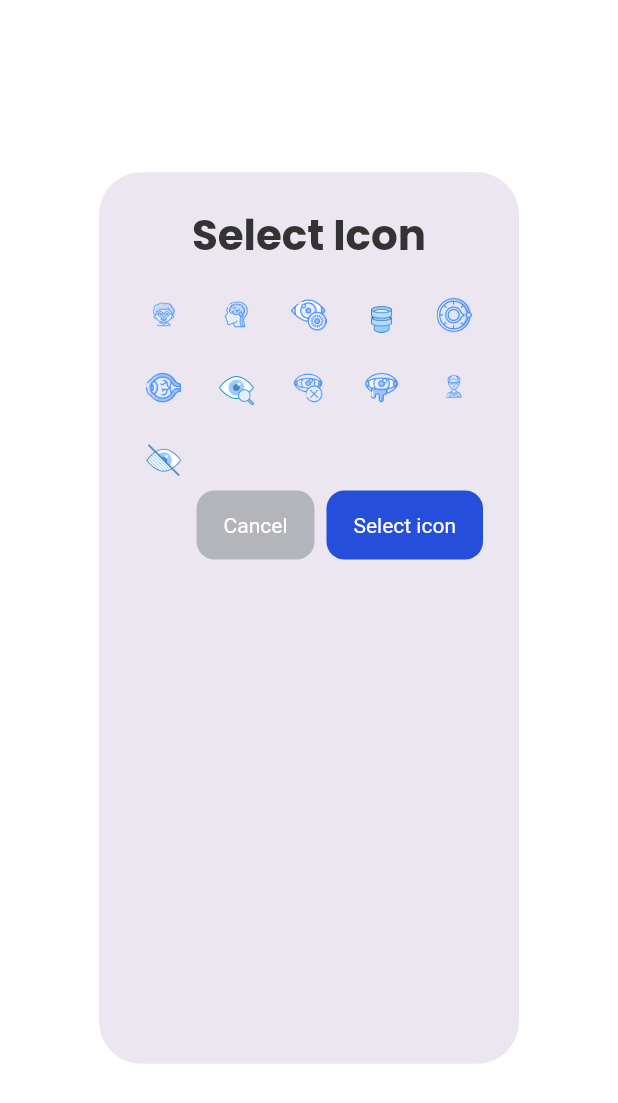
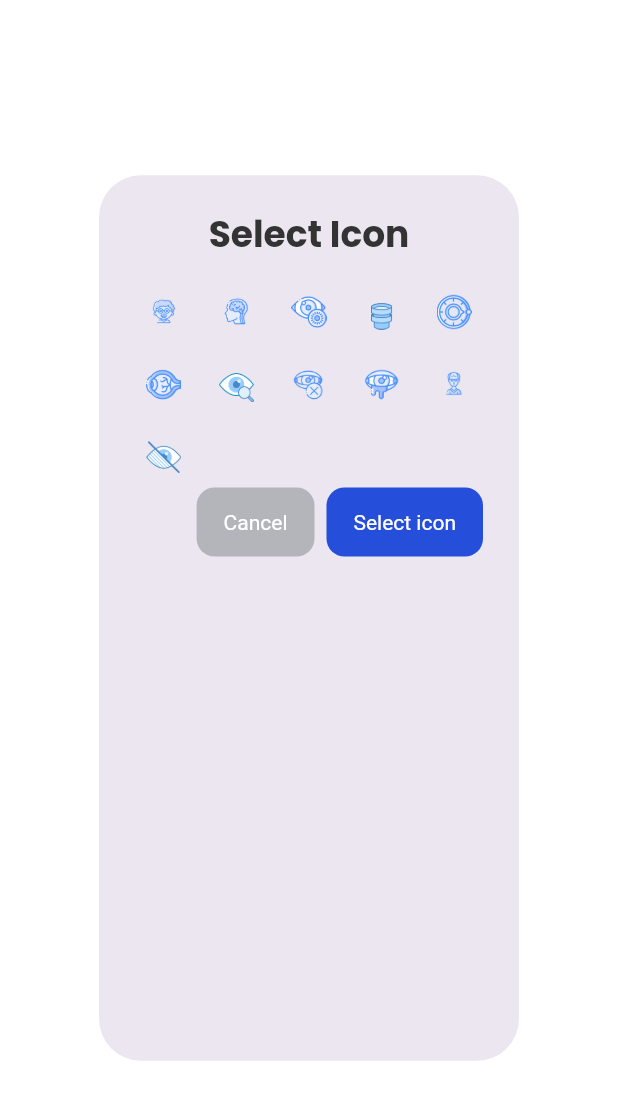
Before and after one commit to Isagani-lapira/Eye-Optical, a Flutter app: the IconAlert widget shown alone on an empty page, opened directly with empty values, on a phone screen of 412 x 824 dp. Shown: the top 1103 px of the screen. Run offline on Flutter 3.47's test engine with Material 3 defaults, Android fonts, the phone set to English and light mode, and no system bars; our stand-ins replace cloud_firestore, curved_labeled_navigation_bar, date_picker_timeline, firebase_auth, firebase_core, fl_chart; accounts and stored records are empty; network calls fail.

Commit message:
Change to more general approach for positive button

```diff
--- a/eyeoptic_app/lib/widget/alertdialog.dart
+++ b/eyeoptic_app/lib/widget/alertdialog.dart
@@ -16,7 +16,7 @@ class PopUpDialog extends StatelessWidget {
   });
 
   Widget _showDialog(BuildContext context) {
-    Color positiveButtonbg = (positiveButton.toLowerCase() != 'delete')
+    Color positiveButtonbg = (positiveButton.toLowerCase() == 'Okay')
         ? AppColor.primaryColor
         : Colors.red;
     return AlertDialog(
@@ -63,7 +63,7 @@ class _IconAlertState extends State<IconAlert> {
       title: Text(
         'Select Icon',
         textAlign: TextAlign.center,
-        style: Theme.of(context).textTheme.headlineMedium,
+        style: Theme.of(context).textTheme.headlineSmall,
       ),
       content: SizedBox(
         height: MediaQuery.of(context).size.height * 0.60,
```
